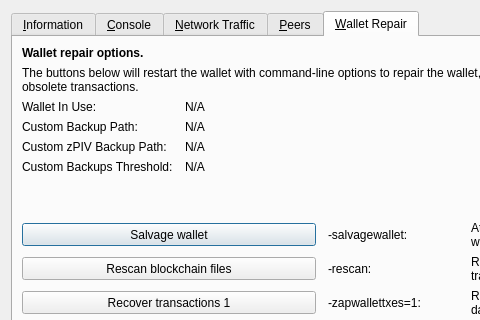
Before: the Qt Designer form src/qt/forms/rpcconsole.ui in ComputerCraftr/simplicity-new, drawn with Qt 5; both pictures show x 0 to 480 and y 0 to 320 of the 769 by 516 pixel window.
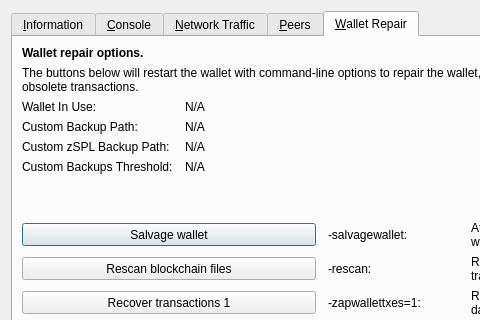
After: the same form once the commit is applied. The open tabs and pages were chosen to show the change. Icons and pictures are not drawn. Custom widgets are drawn as their Qt base class.

```diff
--- a/src/qt/forms/rpcconsole.ui
+++ b/src/qt/forms/rpcconsole.ui
@@ -1359,7 +1359,7 @@
           <bool>false</bool>
          </property>
          <property name="text">
-          <string>Custom zPIV Backup Path:</string>
+          <string>Custom zSPL Backup Path:</string>
          </property>
         </widget>
        </item>
```
Left out of the diff: 10 changed lines with no effect on the pictures.
